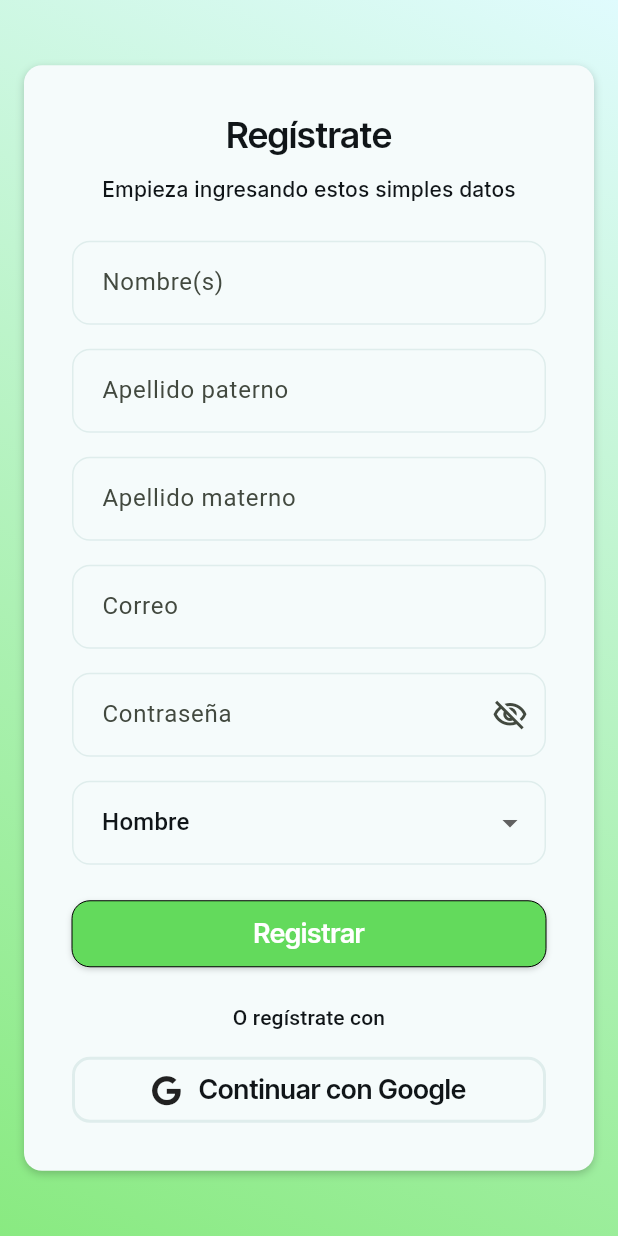
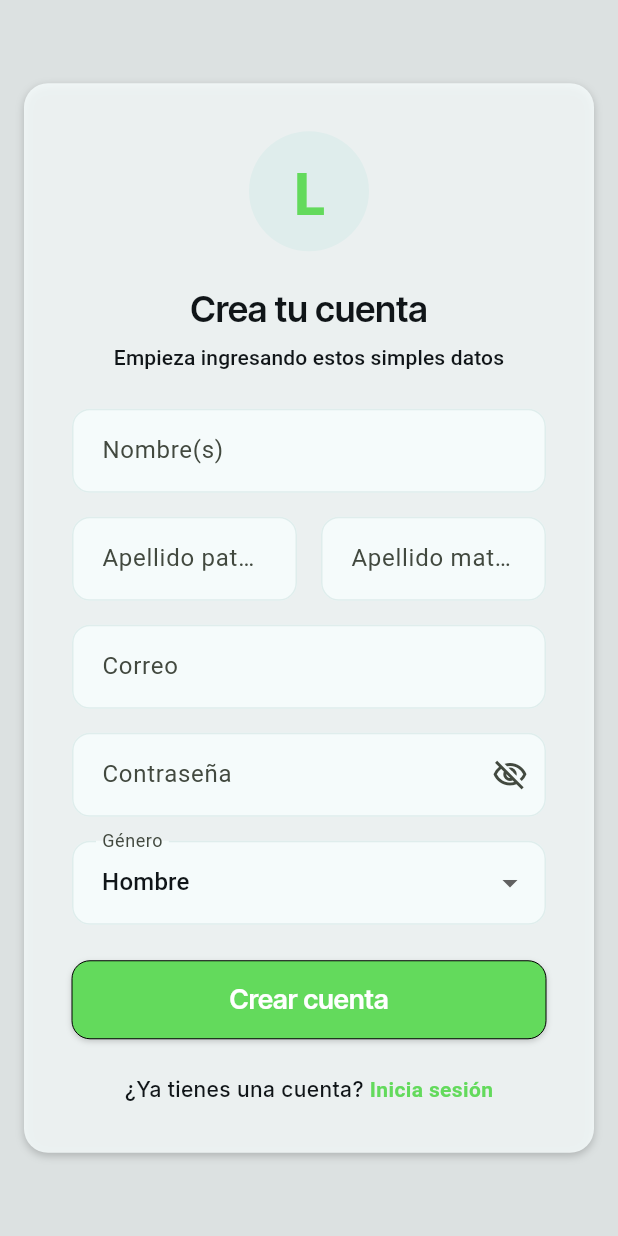
Before and after one commit to YaelAguilar/Lumimood-app, a Flutter app: the _RegisterView screen opened directly, on a phone screen of 412 x 824 dp. Run offline on Flutter 3.47's test engine with Material 3 defaults, Android fonts, the phone set to English and light mode, and no system bars; drawn by our look-alikes of flutter_animate; our stand-ins replace equatable, fl_chart, flutter_bloc, get_it, go_router, google_fonts and 1 more.

Commit message:
feat(authentication): refactor authentication flow; remove Google login option, update forgot password page, and enhance login/register pages with animated background

```diff
--- a/lib/app/navigation.dart
+++ b/lib/app/navigation.dart
@@ -1,5 +1,5 @@
 import 'package:go_router/go_router.dart';
-import '../features/authentication/presentation/pages/forgot_password_page.dart';
+import '../features/authentication/presentation/pages/forgot_password.dart';
 import '../features/authentication/presentation/pages/login_page.dart';
 import '../features/authentication/presentation/pages/register_page.dart';
 import '../features/diary/presentation/pages/diary_page.dart';
--- a/lib/features/authentication/presentation/bloc/auth_bloc.dart
+++ b/lib/features/authentication/presentation/bloc/auth_bloc.dart
@@ -10,7 +10,6 @@ class AuthBloc extends Bloc<AuthEvent, AuthState> {
     on<AuthEmailChanged>((event, emit) => emit(state.copyWith(email: event.email)));
     on<AuthPasswordChanged>((event, emit) => emit(state.copyWith(password: event.password)));
     on<AuthPasswordVisibilityToggled>((event, emit) => emit(state.copyWith(isPasswordVisible: !state.isPasswordVisible)));
-    on<AuthLoginWithGooglePressed>(_onLoginWithGoogle);
     on<AuthLoginWithEmailAndPasswordPressed>(_onLoginWithEmail);
 
     on<AuthForgotPasswordRequested>(_onForgotPasswordRequested);
@@ -67,10 +66,4 @@ class AuthBloc extends Bloc<AuthEvent, AuthState> {
     emit(state.copyWith(status: FormStatus.success));
   }
 
-  Future<void> _onLoginWithGoogle(AuthLoginWithGooglePressed event, Emitter<AuthState> emit) async {
-    emit(state.copyWith(status: FormStatus.loading, errorMessage: null));
-    log('Attempting login with Google...');
-    await Future.delayed(const Duration(seconds: 2));
-    emit(state.copyWith(status: FormStatus.success));
-  }
 }
--- a/lib/features/authentication/presentation/bloc/auth_event.dart
+++ b/lib/features/authentication/presentation/bloc/auth_event.dart
@@ -13,8 +13,6 @@ final class AuthPasswordChanged extends AuthEvent {
 }
 
 final class AuthPasswordVisibilityToggled extends AuthEvent {}
-
-final class AuthLoginWithGooglePressed extends AuthEvent {}
 
 final class AuthLoginWithEmailAndPasswordPressed extends AuthEvent {}
 
--- a/lib/features/authentication/presentation/pages/register_page.dart
+++ b/lib/features/authentication/presentation/pages/register_page.dart
@@ -1,14 +1,16 @@
+import 'dart:ui';
+import 'package:flutter/gestures.dart';
 import 'package:flutter/material.dart';
 import 'package:flutter/services.dart';
 import 'package:flutter_animate/flutter_animate.dart';
 import 'package:flutter_bloc/flutter_bloc.dart';
-import 'package:font_awesome_flutter/font_awesome_flutter.dart';
 import 'package:go_router/go_router.dart';
 import 'package:google_fonts/google_fonts.dart';
 
 import '../../../../app/di.dart';
 import '../../../../app/theme.dart';
 import '../../../../common/widgets/custom_button.dart';
+import '../../../welcome/presentation/widgets/animated_background.dart';
 import '../bloc/auth_bloc.dart';
 
 class RegisterPage extends StatelessWidget {
@@ -28,8 +30,6 @@ class _RegisterView extends StatelessWidget {
 
   @override
   Widget build(BuildContext context) {
-    final textTheme = Theme.of(context).textTheme;
-
     return BlocListener<AuthBloc, AuthState>(
       listener: (context, state) {
         if (state.status == FormStatus.error) {
@@ -47,54 +47,74 @@ class _RegisterView extends StatelessWidget {
       child: GestureDetector(
         onTap: () => FocusManager.instance.primaryFocus?.unfocus(),
         child: Scaffold(
-          body: Container(
-            width: double.infinity,
-            height: double.infinity,
-            decoration: const BoxDecoration(
-              gradient: LinearGradient(
-                colors: [Color(0xFFE0FBFD), Color(0xFF89EA81)],
-                stops: [0, 1],
-                begin: Alignment.topRight,
-                end: Alignment.bottomLeft,
-              ),
-            ),
+          body: Stack(
+            children: [
+              const AnimatedBackground(),
+              BackdropFilter(
+                filter: ImageFilter.blur(sigmaX: 10.0, sigmaY: 10.0),
+                child: Container(
+                  color: Colors.black.withAlpha(26),
                   child: Align(
                     alignment: Alignment.center,
                     child: SingleChildScrollView(
                       padding: const EdgeInsets.all(16.0),
-                child: Container(
+                      child: _RegisterFormCard(),
+                    ),
+                  ),
+                ),
+              ),
+            ],
+          ),
+        ),
+      ),
+    );
+  }
+}
+
+class _RegisterFormCard extends StatelessWidget {
+  @override
+  Widget build(BuildContext context) {
+    final textTheme = Theme.of(context).textTheme;
+    return Container(
       width: double.infinity,
       constraints: const BoxConstraints(maxWidth: 570),
       decoration: BoxDecoration(
-                    color: Theme.of(context).scaffoldBackgroundColor,
+        color: Theme.of(context).scaffoldBackgroundColor.withAlpha(217),
         boxShadow: const [BoxShadow(blurRadius: 4, color: Color(0x33000000), offset: Offset(0, 2))],
-                    borderRadius: BorderRadius.circular(12),
+        borderRadius: BorderRadius.circular(16),
       ),
       child: Padding(
         padding: const EdgeInsets.all(32.0),
         child: Column(
           mainAxisSize: MainAxisSize.min,
           children: [
-                        Text('Regístrate', textAlign: TextAlign.center, style: GoogleFonts.interTight(textStyle: textTheme.displaySmall)),
+            Hero(
+              tag: 'logo_hero',
+              child: Container(
+                width: 80,
+                height: 80,
+                decoration: const BoxDecoration(
+                  color: AppTheme.alternate,
+                  shape: BoxShape.circle,
+                ),
+                child: Center(
+                  child: Text('L', style: GoogleFonts.notoSans(fontSize: 40, fontWeight: FontWeight.bold, color: AppTheme.primaryColor)),
+                ),
+              ),
+            ),
             Padding(
-                          padding: const EdgeInsets.fromLTRB(0, 12, 0, 24),
-                          child: Text('Empieza ingresando estos simples datos', textAlign: TextAlign.center, style: GoogleFonts.inter(textStyle: textTheme.labelLarge)),
+              padding: const EdgeInsets.only(top: 24, bottom: 8),
+              child: Text('Crea tu cuenta', textAlign: TextAlign.center, style: GoogleFonts.interTight(textStyle: textTheme.displaySmall)),
             ),
+            Text('Empieza ingresando estos simples datos', textAlign: TextAlign.center, style: textTheme.labelLarge),
+            const SizedBox(height: 24),
             const _RegisterForm(),
+            const SizedBox(height: 24),
+            const _LoginLink(),
           ],
         ),
       ),
-                ).animate()
-                   .fade(duration: 300.ms)
-                   .moveY(begin: 140)
-                   .scale(begin: const Offset(0.9, 0.9))
-                   .rotate(begin: -0.06, duration: 300.ms, curve: Curves.easeInOut),
-              ),
-            ),
-          ),
-        ),
-      ),
-    );
+    ).animate().fade(duration: 400.ms).moveY(begin: 40);
   }
 }
 
@@ -114,18 +134,26 @@ class _RegisterForm extends StatelessWidget {
           inputFormatters: [FilteringTextInputFormatter.allow(RegExp(r'[a-zA-Z\s]'))],
         ),
         const SizedBox(height: 16),
-        TextFormField(
+        Row(
+          children: [
+            Expanded(
+              child: TextFormField(
                 onChanged: (value) => context.read<AuthBloc>().add(AuthLastNameChanged(value)),
                 decoration: const InputDecoration(labelText: 'Apellido paterno'),
                 keyboardType: TextInputType.name,
                 inputFormatters: [FilteringTextInputFormatter.allow(RegExp(r'[a-zA-Z\s]'))],
               ),
-        const SizedBox(height: 16),
-        TextFormField(
+            ),
+            const SizedBox(width: 16),
+            Expanded(
+              child: TextFormField(
                 onChanged: (value) => context.read<AuthBloc>().add(AuthSecondLastNameChanged(value)),
                 decoration: const InputDecoration(labelText: 'Apellido materno'),
                 keyboardType: TextInputType.name,
                 inputFormatters: [FilteringTextInputFormatter.allow(RegExp(r'[a-zA-Z\s]'))],
+              ),
+            ),
+          ],
         ),
         const SizedBox(height: 16),
         TextFormField(
@@ -164,7 +192,7 @@ class _RegisterForm extends StatelessWidget {
                     context.read<AuthBloc>().add(AuthGenderChanged(value));
                 }
                 },
-                decoration: const InputDecoration(hintText: 'Sexo'),
+                decoration: const InputDecoration(labelText: 'Género'),
             );
         }),
         const SizedBox(height: 24),
@@ -175,10 +203,10 @@ class _RegisterForm extends StatelessWidget {
                 ? const CircularProgressIndicator()
                 : CustomButton(
                     onPressed: () => context.read<AuthBloc>().add(AuthRegisterWithEmailAndPasswordPressed()),
-                    text: 'Registrar',
+                    text: 'Crear cuenta',
                     options: ButtonOptions(
                       width: double.infinity,
-                      height: 44,
+                      height: 52,
                       color: AppTheme.primaryColor,
                       textStyle: GoogleFonts.interTight(textStyle: textTheme.titleSmall, color: Colors.white),
                       elevation: 3,
@@ -187,24 +215,29 @@ class _RegisterForm extends StatelessWidget {
                   );
           },
         ),
-        const SizedBox(height: 24),
-        Text('O regístrate con', textAlign: TextAlign.center, style: textTheme.labelLarge),
-        const SizedBox(height: 16),
-        CustomButton(
-          onPressed: () => context.read<AuthBloc>().add(AuthLoginWithGooglePressed()),
-          text: 'Continuar con Google',
-          icon: const FaIcon(FontAwesomeIcons.google, size: 20),
-          options: ButtonOptions(
-            width: double.infinity,
-            height: 44,
-            color: Theme.of(context).scaffoldBackgroundColor,
-            textStyle: GoogleFonts.interTight(textStyle: textTheme.titleSmall, color: AppTheme.primaryText),
-            elevation: 0,
-            borderSide: BorderSide(color: AppTheme.alternate, width: 2),
-            borderRadius: BorderRadius.circular(12),
-          ),
-        ),
       ],
     );
   }
 }
+
+class _LoginLink extends StatelessWidget {
+  const _LoginLink();
+
+  @override
+  Widget build(BuildContext context) {
+    return RichText(
+      textAlign: TextAlign.center,
+      text: TextSpan(
+        style: GoogleFonts.inter(textStyle: Theme.of(context).textTheme.bodyMedium),
+        children: [
+          const TextSpan(text: '¿Ya tienes una cuenta? '),
+          TextSpan(
+            text: 'Inicia sesión',
+            style: const TextStyle(color: AppTheme.primaryColor, fontWeight: FontWeight.bold),
+            recognizer: TapGestureRecognizer()..onTap = () => context.goNamed('login'),
+          ),
+        ],
+      ),
+    );
+  }
+}
```
Also changed, not shown: lib/features/authentication/presentation/pages/forgot_password.dart (added, +141 -0 lines), lib/features/authentication/presentation/pages/forgot_password_page.dart (deleted, +0 -121 lines), lib/features/authentication/presentation/pages/login_page.dart (+70 -107 lines). Lines whose indentation alone changed are shown as unchanged.
